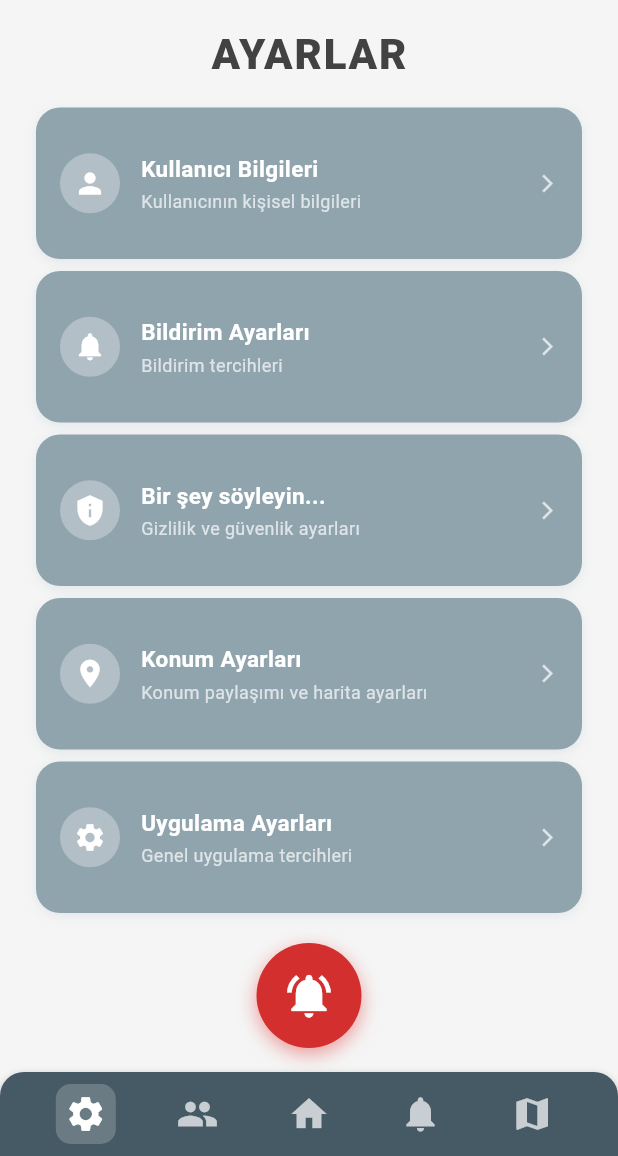
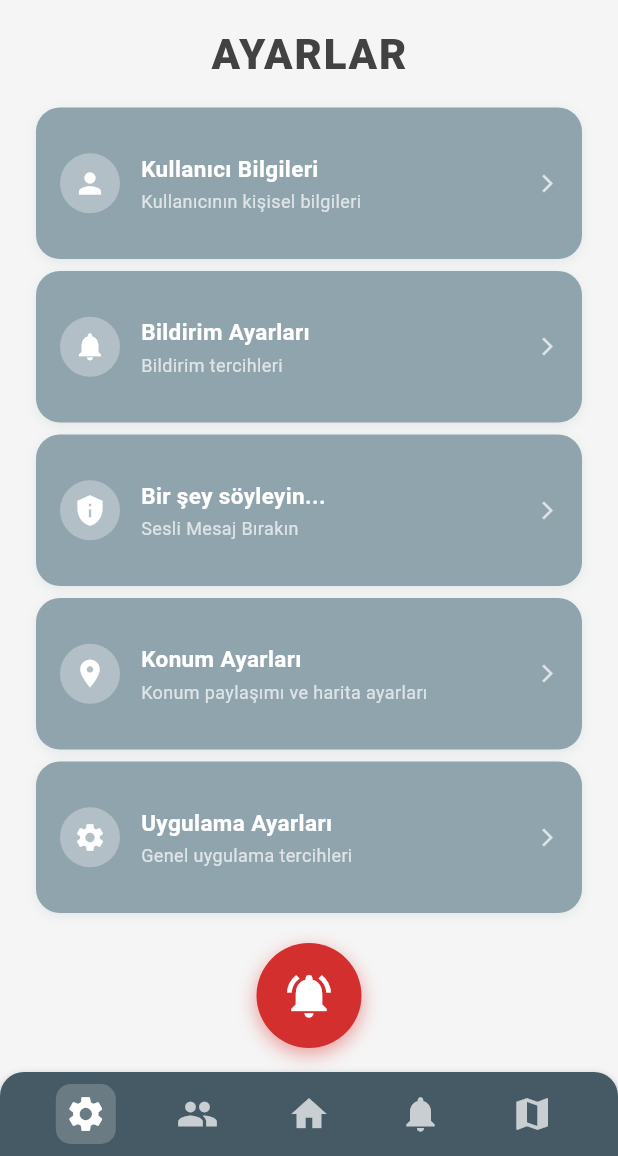
Before and after one commit to mvturkmen/afet_acil_durum_app, a Flutter app: the Settings screen opened directly, on a phone screen of 412 x 824 dp, the part 80-1236 px from its top. Run offline on Flutter 3.47's test engine with Material 3 defaults, Android fonts, the phone set to English and light mode, and no system bars; our stand-ins replace audioplayers, connectivity_plus, flutter_local_notifications, geocoding, geolocator, image_picker and 2 more; missing offline and left inert: torch_light, workmanager; accounts and stored records are empty; network calls fail.

Commit message:
genel kod düzenlemesi

```diff
--- a/lib/pages/settings.dart
+++ b/lib/pages/settings.dart
@@ -111,7 +111,7 @@ class SettingsState extends State<Settings> {
                     Expanded(
                       child: buildSettingsCard(
                         title: text,
-                        subtitle: "Gizlilik ve güvenlik ayarları",
+                        subtitle: "Sesli Mesaj Bırakın",
                         icon: Icons.privacy_tip,
                         onTap: () async {
                           String newText = await _speechService.startListening();
@@ -120,7 +120,7 @@ class SettingsState extends State<Settings> {
                           });
 
                           ScaffoldMessenger.of(context).showSnackBar(
-                            const SnackBar(content: Text('Gizlilik seçildi!')),
+                            const SnackBar(content: Text('Sesli mesaj seçildi!')),
                           );
                         },
                         onDoubleTap: () {
```
